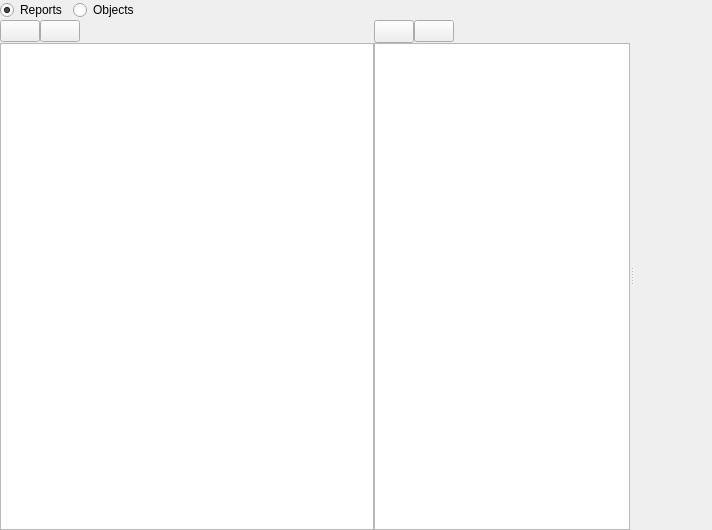
navrocky/CuteReport, file src/plugins/standard/core_plugins/storage/resource/resourcestoragehelper.ui: the form before one commit.
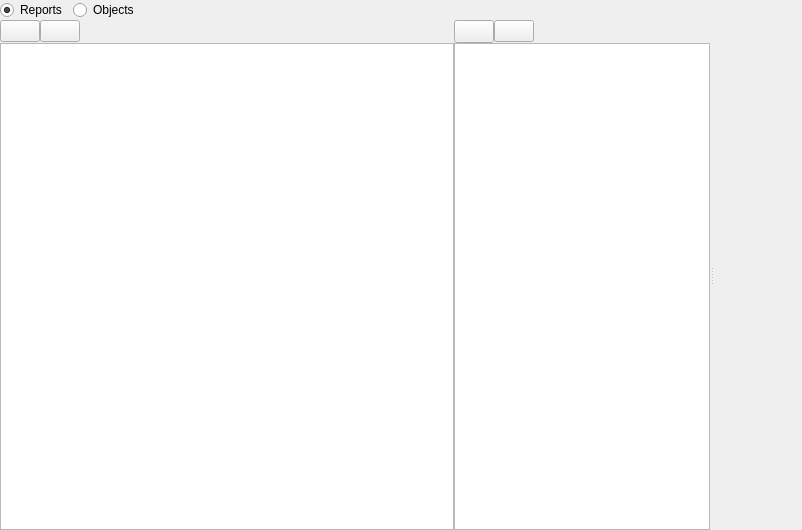
The form after the commit. Icons and pictures are not drawn. Custom widgets are drawn as their Qt base class.

The edit to the form file:
```diff
--- a/src/plugins/standard/core_plugins/storage/resource/resourcestoragehelper.ui
+++ b/src/plugins/standard/core_plugins/storage/resource/resourcestoragehelper.ui
@@ -6,7 +6,7 @@
    <rect>
     <x>0</x>
     <y>0</y>
-    <width>712</width>
+    <width>802</width>
     <height>530</height>
    </rect>
   </property>
@@ -36,7 +36,7 @@
      </property>
      <layout class="QHBoxLayout" name="horizontalLayout">
       <property name="spacing">
-       <number>-1</number>
+       <number>6</number>
       </property>
       <property name="margin">
        <number>0</number>
```
Left out of the diff: 44 changed lines with no effect on the pictures.
